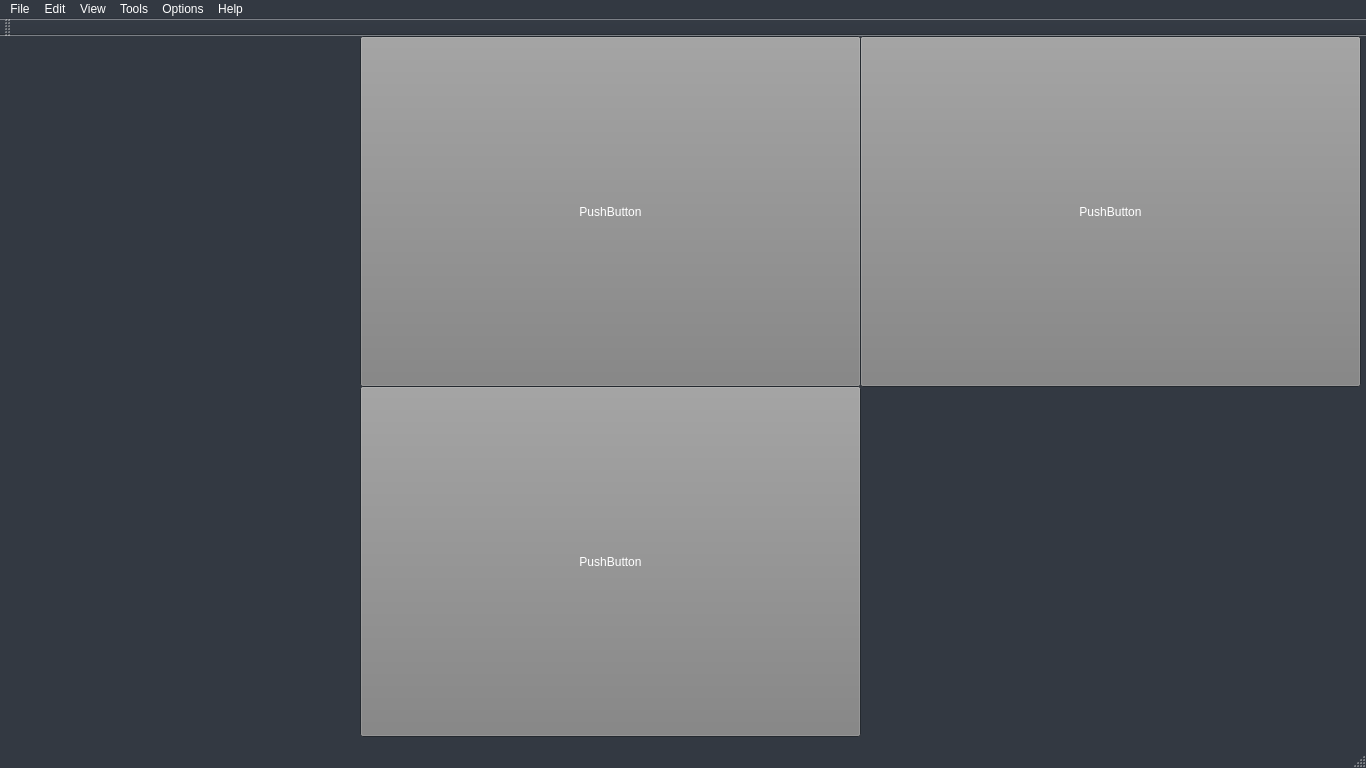
UCI-UAVForge/GroundStation, file GUI/UAV-Forge-New/mainwindow.ui: the form before one commit.
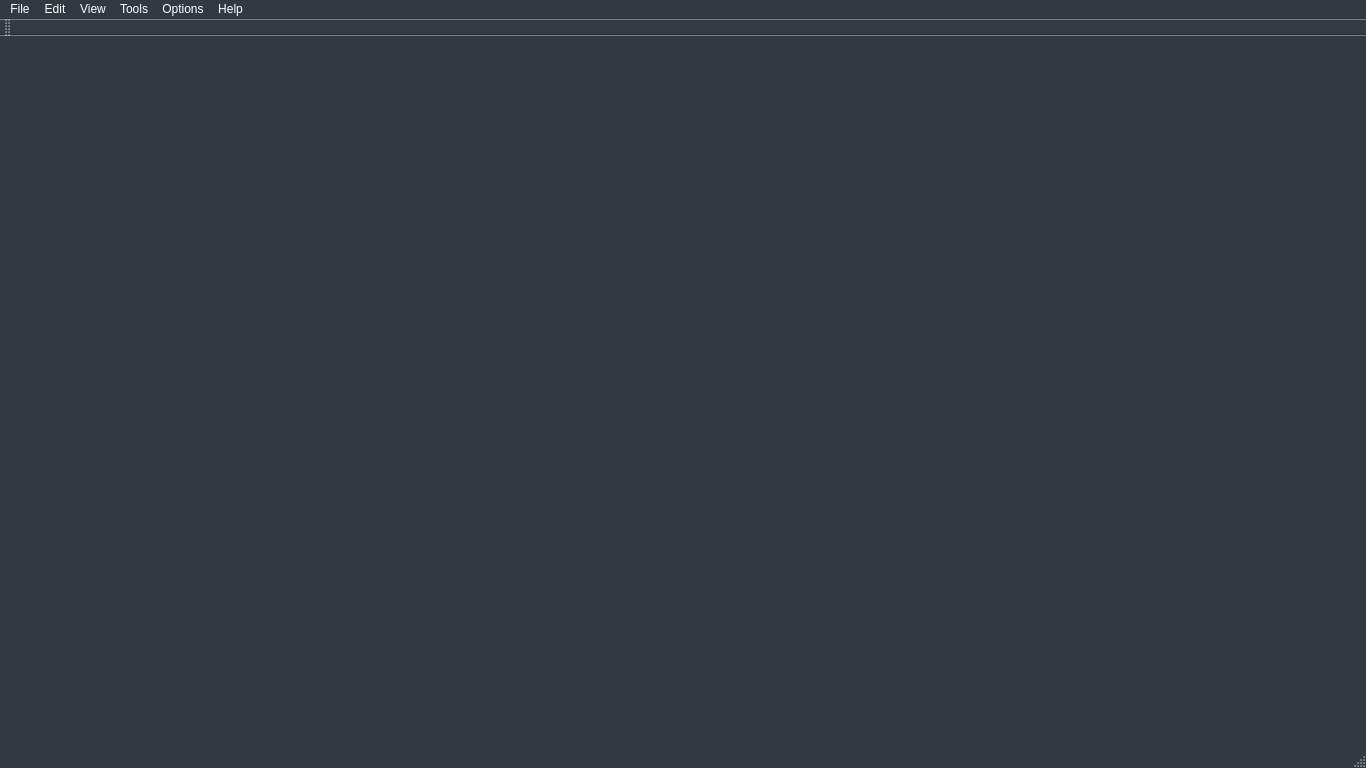
The form after the commit. Icons and pictures are not drawn.

Commit message: Added images to the buttons on the main page

Patch:
```diff
--- a/GUI/UAV-Forge-New/mainwindow.ui
+++ b/GUI/UAV-Forge-New/mainwindow.ui
@@ -170,8 +170,8 @@
      <rect>
       <x>11</x>
       <y>11</y>
-      <width>242</width>
-      <height>651</height>
+      <width>203</width>
+      <height>641</height>
      </rect>
     </property>
     <property name="sizePolicy">
@@ -555,8 +555,21 @@
       <height>351</height>
      </rect>
     </property>
+    <property name="styleSheet">
+     <string notr="true"> QPushButton { 
+	image: url(:/res/images/UAVMissionPlanningPreview.jpg);
+background-color: &quot;#FFFFFF&quot;; 
+color: &quot;#434A54&quot;; 
+border-radius: 10px;
+font-weight: bold;
+border: none; 
+}
+ QPushButton:pressed {
+     background-color: #E6E9ED
+ }</string>
+    </property>
     <property name="text">
-     <string>PushButton</string>
+     <string/>
     </property>
    </widget>
    <widget class="QPushButton" name="pushButton_2">
@@ -568,8 +581,21 @@
       <height>351</height>
      </rect>
     </property>
+    <property name="styleSheet">
+     <string notr="true"> QPushButton { 
+	image: url(:/res/images/UAVMissionRecapTest.png);
+background-color: &quot;#FFFFFF&quot;; 
+color: &quot;#434A54&quot;; 
+border-radius: 10px;
+font-weight: bold;
+border: none; 
+}
+ QPushButton:pressed {
+     background-color: #E6E9ED
+ }</string>
+    </property>
     <property name="text">
-     <string>PushButton</string>
+     <string/>
     </property>
    </widget>
    <widget class="QPushButton" name="pushButton_3">
@@ -581,15 +607,49 @@
       <height>351</height>
      </rect>
     </property>
+    <property name="styleSheet">
+     <string notr="true"> QPushButton { 
+	image: url(:/res/images/UAVMissionExecutionTest.jpg);
+background-color: &quot;#FFFFFF&quot;; 
+color: &quot;#434A54&quot;; 
+border-radius: 10px;
+font-weight: bold;
+border: none; 
+}
+ QPushButton:pressed {
+     background-color: #E6E9ED
+ }</string>
+    </property>
     <property name="text">
-     <string>PushButton</string>
+     <string/>
     </property>
    </widget>
-   <zorder>widget</zorder>
-   <zorder>pushButton_9</zorder>
-   <zorder>pushButton</zorder>
-   <zorder>pushButton_2</zorder>
-   <zorder>pushButton_3</zorder>
+   <widget class="QPushButton" name="pushButton_4">
+    <property name="geometry">
+     <rect>
+      <x>860</x>
+      <y>350</y>
+      <width>501</width>
+      <height>351</height>
+     </rect>
+    </property>
+    <property name="styleSheet">
+     <string notr="true"> QPushButton { 
+	image: url(:/res/images/UAVLogo.png);
+background-color: &quot;#FFFFFF&quot;; 
+color: &quot;#434A54&quot;; 
+border-radius: 10px;
+font-weight: bold;
+border: none; 
+}
+ QPushButton:pressed {
+     background-color: #E6E9ED
+ }</string>
+    </property>
+    <property name="text">
+     <string/>
+    </property>
+   </widget>
   </widget>
   <widget class="QMenuBar" name="menuBar">
    <property name="geometry">
```
Left out of the diff: 48 changed lines with no effect on the pictures. The commit also changes 8 other files.
